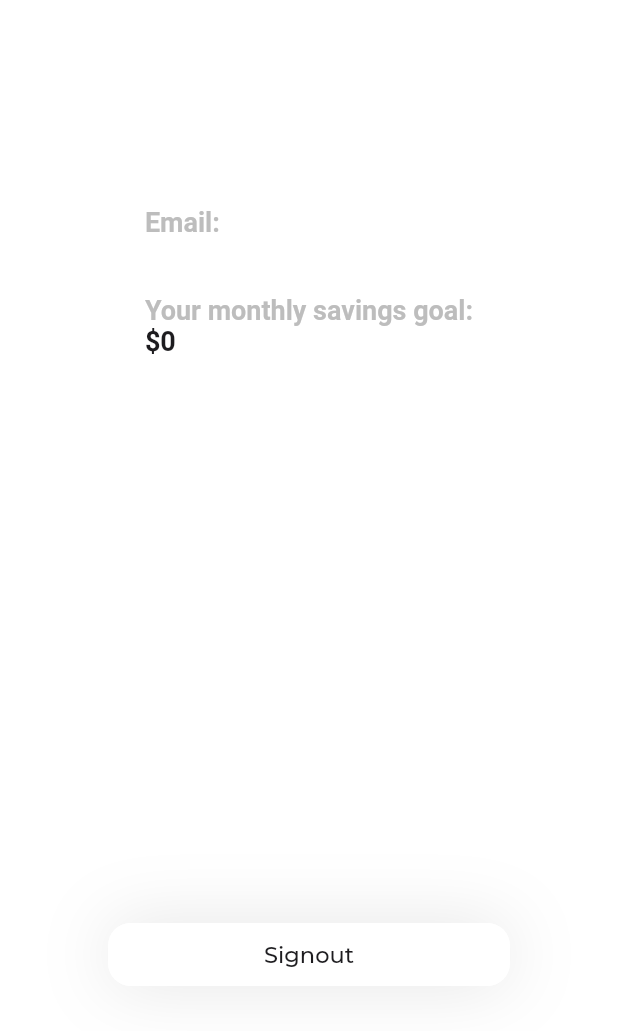
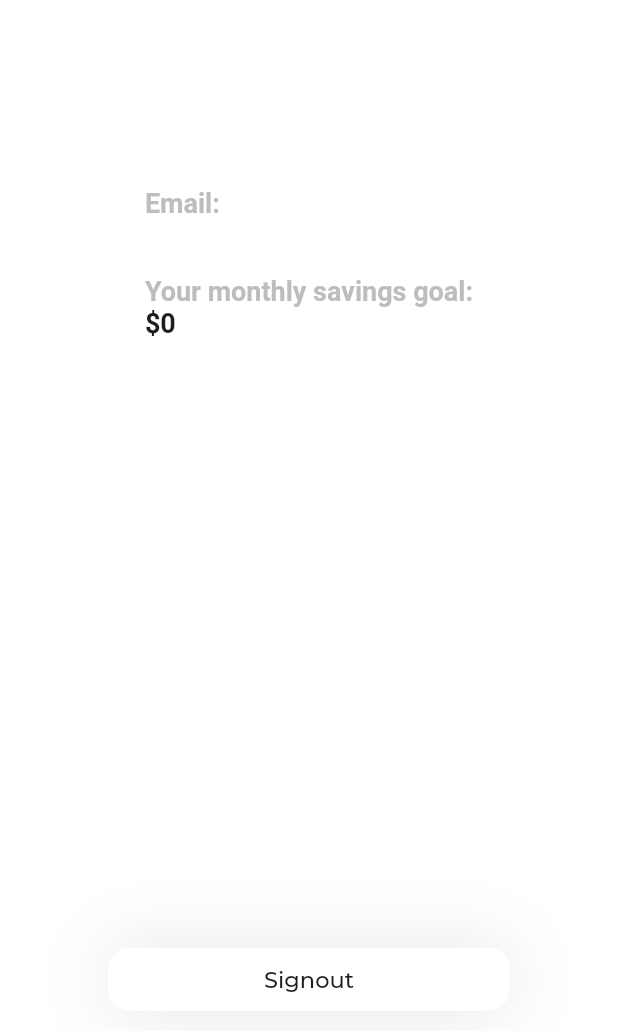
Before and after one commit to muhnee/muhnee_app, a Flutter app: the ProfilePage screen opened directly, on a phone screen of 412 x 824 dp. Shown: the top 1031 px of the screen. Run offline on Flutter 3.47's test engine with Material 2 defaults, Android fonts, the phone set to English and light mode, and no system bars; our stand-ins replace awesome_dialog, cloud_firestore, cloud_functions, device_info, firebase_auth, flutter_spinkit and 2 more; missing offline and left inert: apple_sign_in; accounts and stored records are empty; Roboto replaces fonts that are missing (SFPro); statements that could not run were skipped.

Commit message:
size fix + version

```diff
--- a/lib/pages/Home/ProfilePage.dart
+++ b/lib/pages/Home/ProfilePage.dart
@@ -46,14 +46,14 @@ class _ProfilePageState extends State<ProfilePage> {
           children: <Widget>[
             Column(children: <Widget>[
               SizedBox(
-                height: SizeConfig.blockSizeVertical * 3,
+                height: SizeConfig.blockSizeVertical * 1.5,
               ),
               ProfileDescriptions(),
             ]),
             Column(children: <Widget>[
               SignOutBtn(),
               SizedBox(
-                height: SizeConfig.blockSizeVertical * 3,
+                height: SizeConfig.blockSizeVertical * 1,
               ),
             ]),
           ],
--- a/pubspec.yaml
+++ b/pubspec.yaml
@@ -11,7 +11,7 @@ description: Spend Tracking. Simplified.
 # In iOS, build-name is used as CFBundleShortVersionString while build-number used as CFBundleVersion.
 # Read more about iOS versioning at
 # https://developer.apple.com/library/archive/documentation/General/Reference/InfoPlistKeyReference/Articles/CoreFoundationKeys.html
-version: 1.0.0+2
+version: 1.0.1+1
 
 environment:
   sdk: ">=2.2.2 <3.0.0"
```
